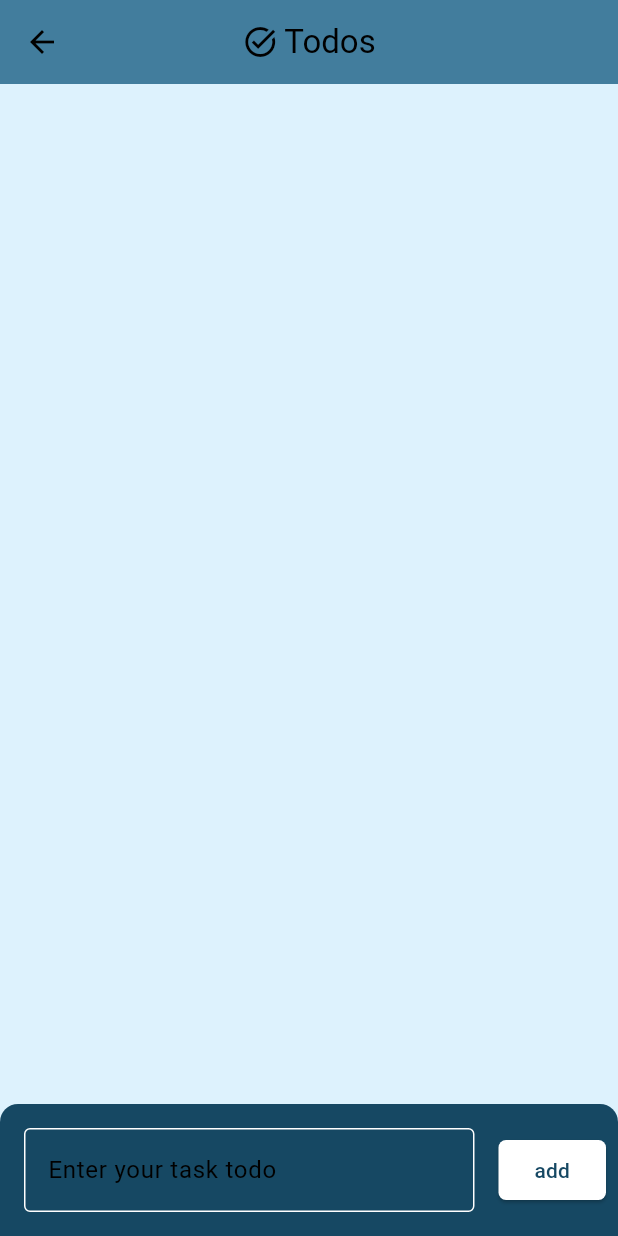
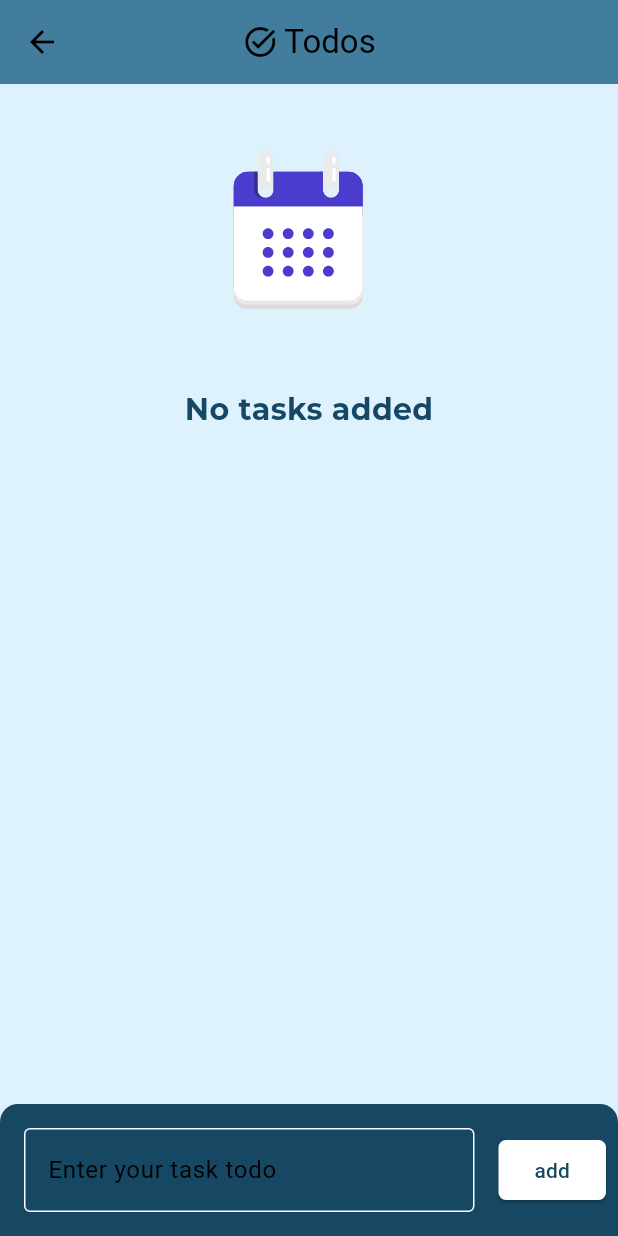
Before and after one commit to H11TM4N/notes_app, a Flutter app: the TodoPage screen opened directly, on a phone screen of 412 x 824 dp. Run offline on Flutter 3.47's test engine with Material 3 defaults, Android fonts, the phone set to English and light mode, and no system bars; our stand-ins replace equatable, flutter_bloc, flutter_slidable, lottie, shared_preferences; accounts and stored records are empty.

```diff
--- a/lib/logic/services/repositories/notes_repo.dart
+++ b/lib/logic/services/repositories/notes_repo.dart
@@ -33,7 +33,7 @@ class NoteRepository {
 
   void editNote(int index, Note updatedNote) {
     notesBloc.add(EditNoteEvent(index: index, updatedNote: updatedNote));
-    //TODO: Implement
+    NotesPreferences.updateNoteInPrefs(index, updatedNote);
   }
 
   void starNote(int index) {
--- a/lib/presentation/features/todos/pages/todo_page.dart
+++ b/lib/presentation/features/todos/pages/todo_page.dart
@@ -29,6 +29,7 @@ class _TodoPageState extends State<TodoPage> {
   Widget build(BuildContext context) {
     final theme = Theme.of(context).colorScheme;
     return Scaffold(
+      resizeToAvoidBottomInset: true,
       appBar: AppBar(
         backgroundColor: theme.secondary,
         centerTitle: true,
@@ -46,7 +47,9 @@ class _TodoPageState extends State<TodoPage> {
         builder: (context, state) {
           return Column(
             children: [
-              const Expanded(child: TodoView()),
+              const Expanded(
+                child: TodoView(),
+              ),
               ClipRRect(
                 borderRadius: const BorderRadius.only(
                     topLeft: Radius.circular(12),
--- a/lib/presentation/features/todos/views/todo_view.dart
+++ b/lib/presentation/features/todos/views/todo_view.dart
@@ -1,5 +1,6 @@
 import 'package:flutter/material.dart';
 import 'package:flutter_bloc/flutter_bloc.dart';
+import 'package:lottie/lottie.dart';
 import 'package:notes_app/common/common.dart';
 import 'package:notes_app/logic/blocs/blocs.dart';
 import 'package:notes_app/logic/services/services.dart';
@@ -26,6 +27,7 @@ class _TodoViewState extends State<TodoView> {
     final theme = Theme.of(context).colorScheme;
     return BlocBuilder<TodoBloc, TodoState>(
       builder: (context, state) {
+        if (state.todos.isNotEmpty) {
           return ListView.builder(
             itemCount: state.todos.length,
             itemBuilder: (ctx, index) {
@@ -60,6 +62,19 @@ class _TodoViewState extends State<TodoView> {
               );
             },
           );
+        } else {
+          return Center(
+            child: Column(
+              children: [
+                Lottie.asset('assets/json/calendar.json'),
+                Text(
+                  'No tasks added',
+                  style: emptyListStyle(context),
+                )
+              ],
+            ),
+          );
+        }
       },
     );
   }
```
Also changed, not shown: assets/json/empty-notes.json (added, +1 -0 lines), lib/logic/services/shared_preferences/notes_preferences.dart (+4 -10 lines), lib/presentation/features/main_notes/views/notes_view.dart (+3 -6 lines), lib/presentation/features/starred/pages/starred_page.dart (+14 -26 lines), pubspec.yaml (+7 -50 lines), assets/icons/note-icon.png (added), 11 other files. Lines whose indentation alone changed are shown as unchanged.
